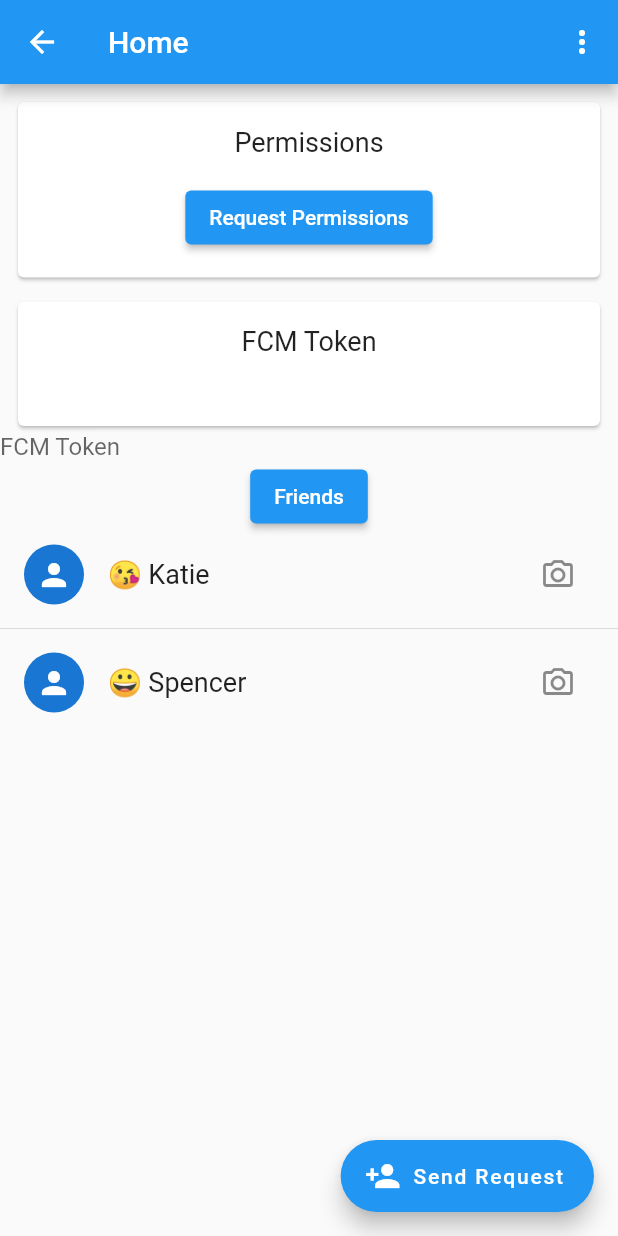
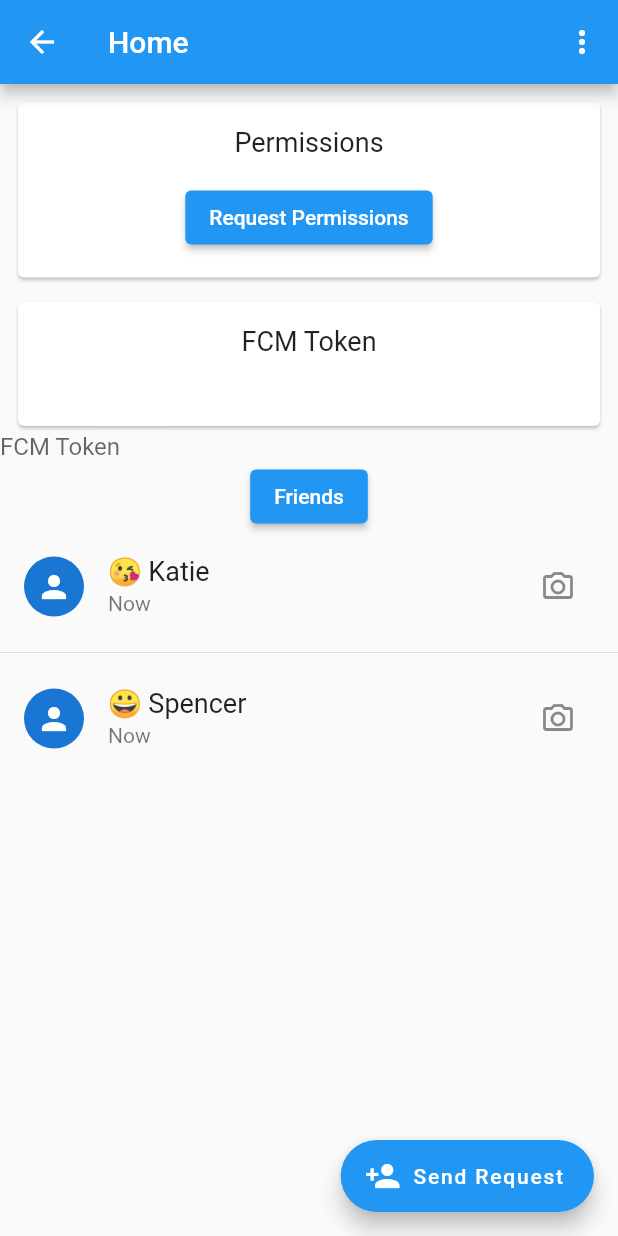
Before and after one commit to sstream17/chat-2, a Flutter app: the HomeScreen screen opened directly, on a phone screen of 412 x 824 dp. Run offline on Flutter 3.47's test engine with Material 2 defaults, Android fonts, the phone set to English and light mode, and no system bars; our stand-ins replace firebase_auth, firebase_core, firebase_messaging, flutter_local_notifications, flutter_riverpod; accounts and stored records are empty.

Commit message:
Adding hard-coded subtitle to conversation items on the homescreen

```diff
--- a/client/lib/widgets/conversations.dart
+++ b/client/lib/widgets/conversations.dart
@@ -50,6 +50,7 @@ class Conversations extends ConsumerWidget {
           conversation.title,
           style: const TextStyle(fontSize: 18.0),
         ),
+        subtitle: const Text("Now"),
         trailing: IconButton(
           onPressed: () {},
           icon: const Icon(Icons.camera_alt_outlined),
```
